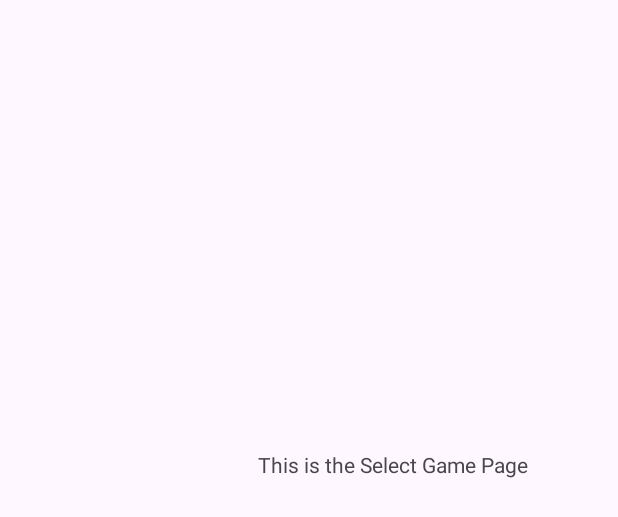
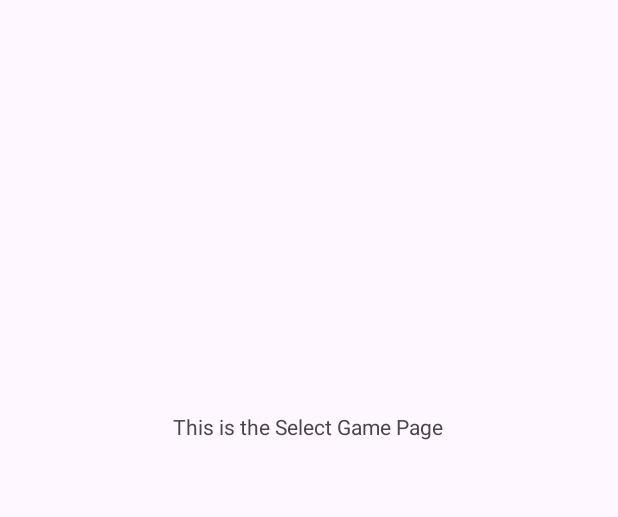
Before and after one commit to luk-ryan/big2, an Android app: the layout select_games.xml on its own in the app's theme, with its tools: preview values and no code run, on a phone screen of 412 x 824 dp. Shown: the top 517 px of the screen. Run offline under Robolectric (Android 15) with nearby library versions, the phone set to English and light mode, and no system bars.

```diff
--- a/app/src/main/res/layout/select_games.xml
+++ b/app/src/main/res/layout/select_games.xml
@@ -9,9 +9,11 @@
         android:id="@+id/textView"
         android:layout_width="wrap_content"
         android:layout_height="wrap_content"
-        android:layout_marginStart="172dp"
-        android:layout_marginTop="300dp"
         android:text="This is the Select Game Page"
+        app:layout_constraintBottom_toBottomOf="parent"
+        app:layout_constraintEnd_toEndOf="parent"
+        app:layout_constraintHorizontal_bias="0.497"
         app:layout_constraintStart_toStartOf="parent"
-        app:layout_constraintTop_toTopOf="parent" />
+        app:layout_constraintTop_toTopOf="parent"
+        app:layout_constraintVertical_bias="0.341" />
 </androidx.constraintlayout.widget.ConstraintLayout>
```
Also changed, not shown: app/src/main/AndroidManifest.xml (+11 -1 lines), app/src/main/res/layout/rules.xml (+5 -3 lines).
